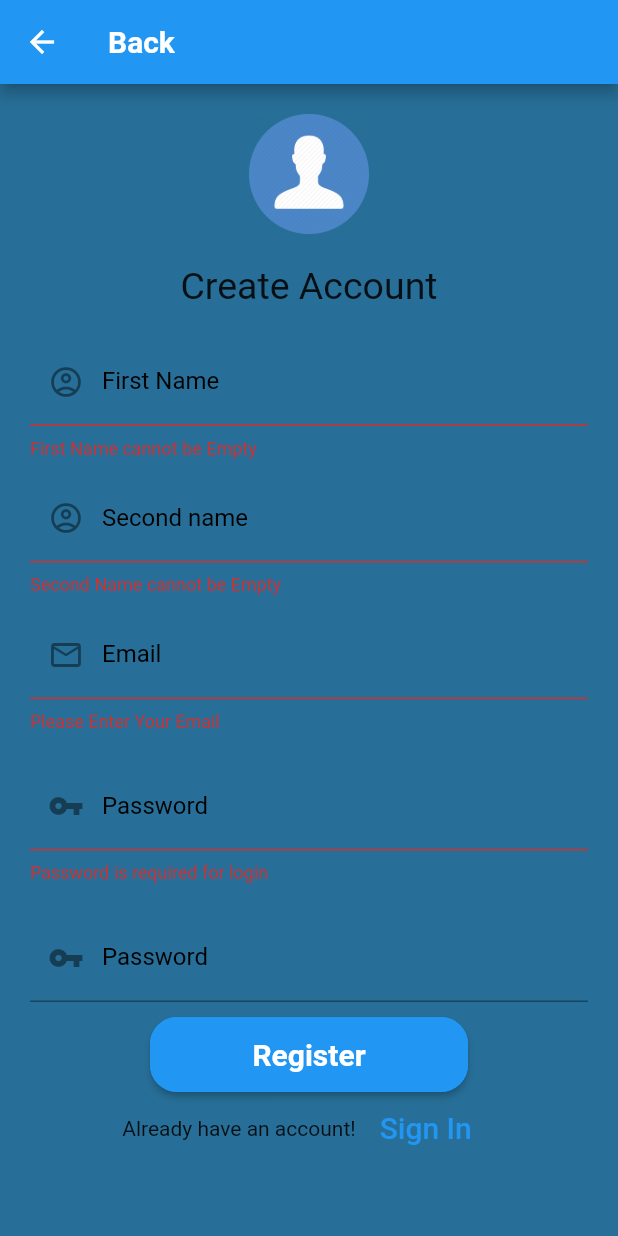
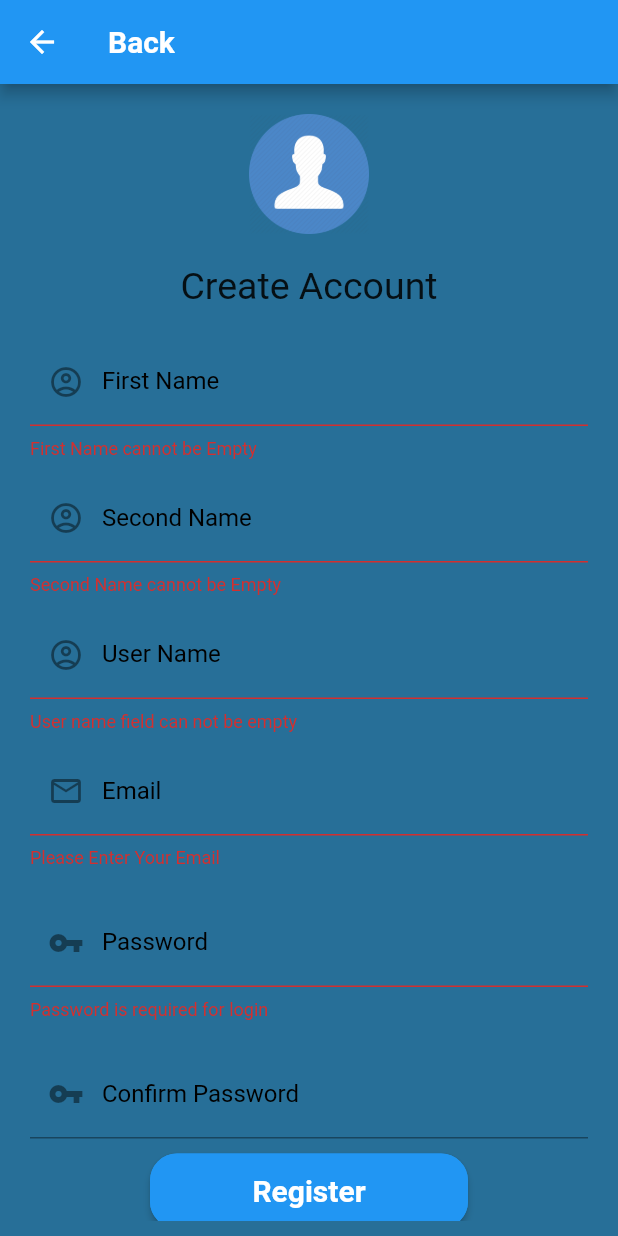
Before and after one commit to UR-CST-SICT-MAD/mad-final-project-bm-team, a Flutter app: the Register screen opened directly, after a tap on "Register", on a phone screen of 412 x 824 dp. Run offline on Flutter 3.47's test engine with Material 2 defaults, Android fonts, the light colour scheme and no system bars; our stand-ins replace cloud_firestore, firebase_auth, firebase_core, fluttertoast; accounts and stored records are empty.

Commit message:
adding username field on the registratioi

```diff
--- a/restoapp/lib/models/user.dart
+++ b/restoapp/lib/models/user.dart
@@ -3,8 +3,10 @@ class UserModel {
   String? email;
   String? firstname;
   String? secondname;
+  String? username;
 
-  UserModel({this.uid, this.email, this.firstname, this.secondname});
+  UserModel(
+      {this.uid, this.email, this.firstname, this.secondname, this.username});
 
   // receiving data from server
 
@@ -14,6 +16,7 @@ class UserModel {
       email: map['email'],
       firstname: map['firstname'],
       secondname: map['lastname'],
+      username: map['username'],
     );
   }
 
@@ -25,6 +28,7 @@ class UserModel {
       'email': email,
       'firstname': firstname,
       'secondname': secondname,
+      'username': username,
     };
   }
 }
--- a/restoapp/lib/screens/authenticate/register.dart
+++ b/restoapp/lib/screens/authenticate/register.dart
@@ -24,6 +24,7 @@ class _RegisterState extends State<Register> {
   // editing Controller
   final firstNameEditingController = new TextEditingController();
   final secondNameEditingController = new TextEditingController();
+  final userNameEditingController = new TextEditingController();
   final emailEditingController = new TextEditingController();
   final passwordEditingController = new TextEditingController();
   final confirmPasswordEditingController = new TextEditingController();
@@ -126,7 +127,39 @@ class _RegisterState extends State<Register> {
                               const BorderSide(color: Colors.black, width: 1.0),
                           borderRadius: BorderRadius.circular(25.0),
                         ),
-                        labelText: 'Second name',
+                        labelText: 'Second Name',
+                        labelStyle: TextStyle(color: Colors.black),
+                      ),
+                    ),
+                  ),
+
+                  //username container
+                  Container(
+                    padding: EdgeInsets.fromLTRB(10, 10, 10, 0),
+                    child: TextFormField(
+                      autofocus: false,
+                      keyboardType: TextInputType.name,
+                      style: TextStyle(color: Colors.white),
+                      controller: userNameEditingController,
+                      validator: (value) {
+                        if (value!.isEmpty) {
+                          return ("User name field can not be empty");
+                        }
+                        return null;
+                      },
+                      onSaved: (value) {
+                        secondNameEditingController.text = value!;
+                      },
+                      textInputAction: TextInputAction.next,
+                      decoration: InputDecoration(
+                        prefixIcon: Icon(Icons.account_circle_outlined),
+                        fillColor: Colors.white,
+                        focusedBorder: OutlineInputBorder(
+                          borderSide:
+                              const BorderSide(color: Colors.black, width: 1.0),
+                          borderRadius: BorderRadius.circular(25.0),
+                        ),
+                        labelText: 'User Name',
                         labelStyle: TextStyle(color: Colors.black),
                       ),
                     ),
@@ -232,7 +265,7 @@ class _RegisterState extends State<Register> {
                               const BorderSide(color: Colors.black, width: 1.0),
                           borderRadius: BorderRadius.circular(25.0),
                         ),
-                        labelText: 'Password',
+                        labelText: 'Confirm Password',
                         labelStyle: TextStyle(color: Colors.black),
                       ),
                     ),
@@ -343,6 +376,7 @@ class _RegisterState extends State<Register> {
     userModel.uid = user.uid;
     userModel.firstname = firstNameEditingController.text;
     userModel.secondname = secondNameEditingController.text;
+    userModel.username = userNameEditingController.text;
 
     await firebaseFirestore
         .collection("users")
--- a/restoapp/lib/screens/dataaccess/districts.dart
+++ b/restoapp/lib/screens/dataaccess/districts.dart
@@ -166,7 +166,7 @@ class _DistrictsState extends State<Districts> {
               Icons.account_circle_outlined,
               color: Colors.black,
             ),
-            label: '${loggedInUser.firstname}',
+            label: '${loggedInUser.username}',
           ),
         ],
       ),
```
